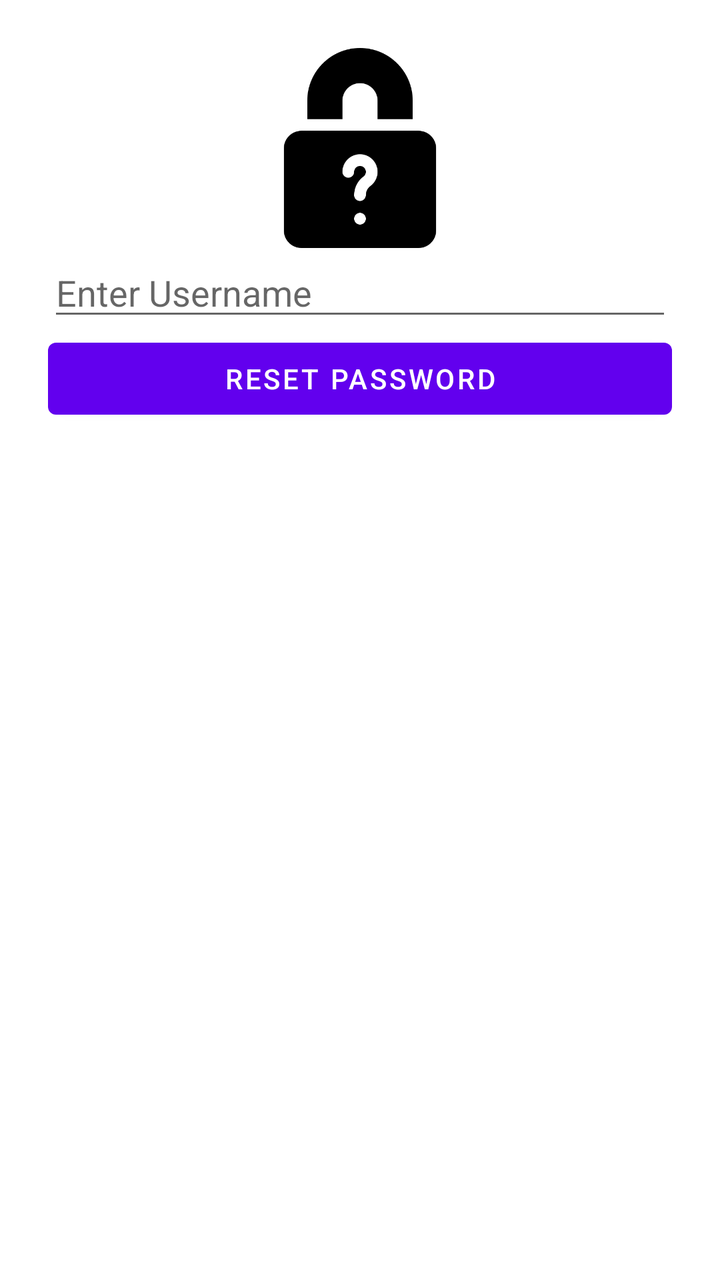
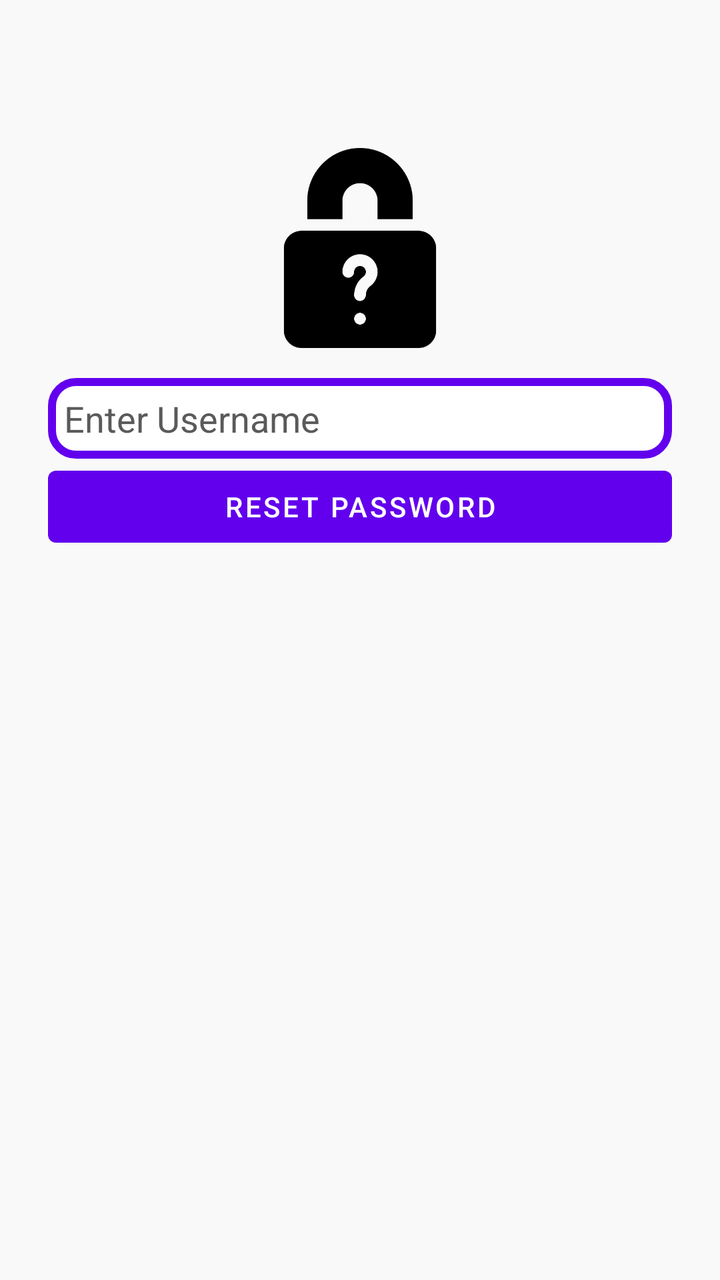

Before-and-after screenshots of an Android layout around one commit, followed by the original layout XML and the change that was made.
<!-- AndroidManifest.xml: application theme Theme.StudyMate.Light -->
<!-- res/layout/activity_forgot_password.xml -->
<LinearLayout xmlns:android="http://schemas.android.com/apk/res/android"
    android:padding="24dp"
    android:orientation="vertical"
    android:layout_width="match_parent"
    android:layout_height="match_parent"
    android:layout_marginTop="30dp">

    <ImageView
        android:src="@drawable/ic_forgot"
        android:layout_width="100dp"
        android:layout_height="100dp"
        android:layout_gravity="center"/>

    <EditText
        android:id="@+id/etForgotUser"
        android:hint="@string/hint_forgot_username"
        android:layout_width="match_parent"
        android:layout_height="wrap_content"/>

    <Button
        android:id="@+id/btnReset"
        android:text="@string/btn_reset_password"
        android:layout_width="match_parent"
        android:layout_height="wrap_content"/>
</LinearLayout>
<!-- resources referenced by this layout -->
<resources>
  <!-- drawable ic_forgot: png bitmap (drawable, 8515 bytes) -->
  <string name="btn_reset_password">Reset Password</string>
  <string name="hint_forgot_username">Enter Username</string>
  <style name="Theme.StudyMate.Light" parent="Theme.MaterialComponents.DayNight.DarkActionBar">
      <item name="colorPrimary">@color/purple_500</item>
      <item name="colorPrimaryVariant">@color/purple_700</item>
      <item name="colorOnPrimary">@color/white</item>
      <item name="colorSecondary">@color/teal_200</item>
      <item name="colorSecondaryVariant">@color/teal_700</item>
      <item name="colorOnSecondary">@color/black</item>
      <item name="android:windowBackground">@color/white</item>
  </style>
  <color name="purple_500">#6200EE</color>
  <color name="purple_700">#3700B3</color>
  <color name="white">#FFFFFFFF</color>
  <color name="teal_200">#03DAC5</color>
  <color name="teal_700">#018786</color>
  <color name="black">#FF000000</color>
</resources>

<!-- the commit's change to res/layout/activity_forgot_password.xml (unified diff, before → after) -->
@@ -1,25 +1,32 @@
 <LinearLayout xmlns:android="http://schemas.android.com/apk/res/android"
-    android:padding="24dp"
-    android:orientation="vertical"
     android:layout_width="match_parent"
     android:layout_height="match_parent"
-    android:layout_marginTop="30dp">
+    android:layout_marginTop="30dp"
+    android:background="#FAF9F9"
+    android:orientation="vertical"
+    android:padding="24dp">
 
     <ImageView
-        android:src="@drawable/ic_forgot"
         android:layout_width="100dp"
         android:layout_height="100dp"
-        android:layout_gravity="center"/>
+        android:layout_gravity="center"
+        android:layout_marginTop="50dp"
+        android:layout_marginBottom="15dp"
+        android:src="@drawable/ic_forgot" />
 
     <EditText
         android:id="@+id/etForgotUser"
+        android:layout_width="match_parent"
+        android:layout_height="wrap_content"
+        android:background="@drawable/edittext_background"
         android:hint="@string/hint_forgot_username"
-        android:layout_width="match_parent"
-        android:layout_height="wrap_content"/>
+        android:textColorHint="@color/gray_200"
+        android:padding="8sp"
+        android:textColor="#282727" />
 
     <Button
         android:id="@+id/btnReset"
-        android:text="@string/btn_reset_password"
         android:layout_width="match_parent"
-        android:layout_height="wrap_content"/>
+        android:layout_height="wrap_content"
+        android:text="@string/btn_reset_password" />
 </LinearLayout>
<!-- resource entries referenced after the edit -->
@@ -1,5 +1,15 @@
 <!-- resources referenced by this layout -->
 <resources>
+  <color name="gray_200">#5B5A5A</color>
+  <!-- drawable edittext_background (drawable) -->
+  <?xml version="1.0" encoding="utf-8"?>
+  <shape xmlns:android="http://schemas.android.com/apk/res/android"
+      android:shape="rectangle">
+  
+      <solid android:color="@android:color/white" />
+      <stroke android:width="4dp" android:color="@color/purple_500" />
+      <corners android:radius="12dp" />
+  </shape>
   <!-- drawable ic_forgot: png bitmap (drawable, 8515 bytes) -->
   <string name="btn_reset_password">Reset Password</string>
   <string name="hint_forgot_username">Enter Username</string>
@@ -15,7 +25,7 @@
   <color name="purple_500">#6200EE</color>
   <color name="purple_700">#3700B3</color>
   <color name="white">#FFFFFFFF</color>
-  <color name="teal_200">#03DAC5</color>
+  <color name="teal_200">#2AD1C4</color>
   <color name="teal_700">#018786</color>
   <color name="black">#FF000000</color>
 </resources>
